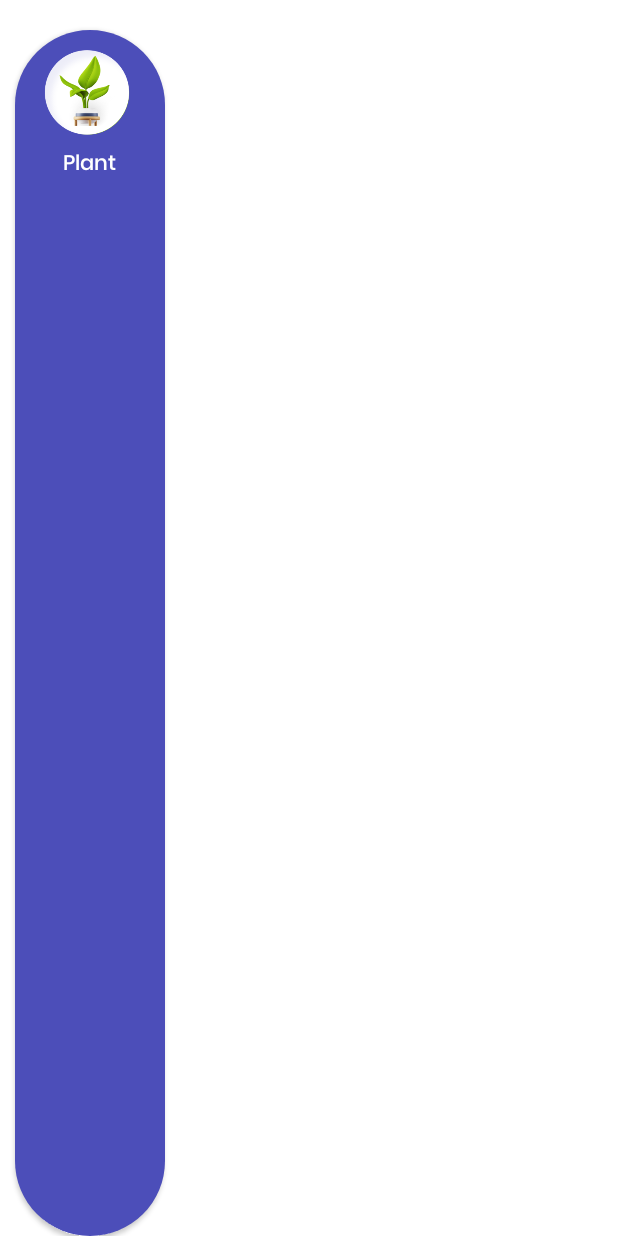
After one commit to putyasekar/ReChancesWithoutModular, an Android app: the layout static_rv_item.xml on its own in the app's theme, with its tools: preview values and no code run, on a phone screen of 412 x 824 dp. The commit adds this screen. Run offline under Robolectric (Android 15) with nearby library versions, the phone set to English and light mode, and no system bars.

Commit message:
10 (list item)

```diff
--- /dev/null
+++ b/app/src/main/res/drawable/static_rv_bg.xml
@@ -0,0 +1,6 @@
+<?xml version="1.0" encoding="utf-8"?>
+<shape xmlns:android="http://schemas.android.com/apk/res/android">
+
+    <solid android:color="@color/purple" />
+    <corners android:radius="50dp" />
+</shape>
--- /dev/null
+++ b/app/src/main/res/layout/static_rv_item.xml
@@ -0,0 +1,31 @@
+<?xml version="1.0" encoding="utf-8"?>
+<LinearLayout xmlns:android="http://schemas.android.com/apk/res/android"
+    android:id="@+id/rv_item"
+    android:layout_width="100dp"
+    android:layout_height="match_parent"
+    android:layout_marginLeft="10dp"
+    android:layout_marginTop="20dp"
+    android:layout_marginRight="10dp"
+    android:background="@drawable/static_rv_bg"
+    android:elevation="2dp"
+    android:orientation="vertical">
+
+    <ImageView
+        android:id="@+id/display_filter"
+        android:layout_width="70dp"
+        android:layout_height="70dp"
+        android:layout_gravity="center"
+        android:src="@drawable/dummy_display_plant" />
+
+    <TextView
+        android:id="@+id/title_filter"
+        android:layout_width="wrap_content"
+        android:layout_height="wrap_content"
+        android:layout_gravity="center"
+        android:layout_marginTop="8dp"
+        android:fontFamily="@font/poppins_medium"
+        android:text="@string/plant"
+        android:textColor="@color/white"
+        android:textSize="14sp" />
+
+</LinearLayout>
--- a/app/src/main/res/values/strings.xml
+++ b/app/src/main/res/values/strings.xml
@@ -39,4 +39,5 @@
     <string name="hi_user">Hi, User</string>
     <string name="what_are_you_looking_for_today">What are you looking for today?</string>
     <string name="find_goods_by_your_desire">Find goods by your desire…</string>
+    <string name="plant">Plant</string>
 </resources>
```
Also changed, not shown: app/src/main/res/drawable-v24/another_dummy_plant.png (added), app/src/main/res/drawable-v24/dummy_display_plant.png (added), app/src/main/res/drawable-v24/plant.png (added), app/src/main/res/drawable-v24/plant_dummy.png (added).
